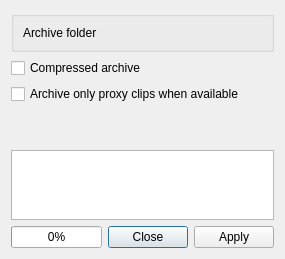
Qt form src/ui/archivewidget_ui.ui (KDE/kdenlive) before a commit.
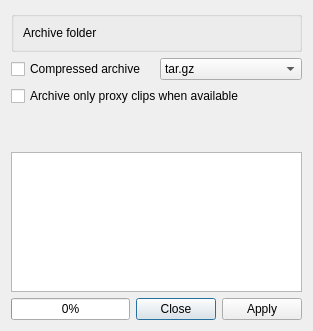
The same form after that commit. Custom widgets are drawn as their Qt base class.

Commit message: Project archiving: check after each file if archiving works, add option to use zip instead of tar.gz CCBUG: 421565

What changed in the file:
```diff
--- a/src/ui/archivewidget_ui.ui
+++ b/src/ui/archivewidget_ui.ui
@@ -6,8 +6,8 @@
    <rect>
     <x>0</x>
     <y>0</y>
-    <width>266</width>
-    <height>244</height>
+    <width>313</width>
+    <height>331</height>
    </rect>
   </property>
   <property name="windowTitle">
@@ -41,6 +41,8 @@
     </widget>
    </item>
    <item>
+    <layout class="QHBoxLayout" name="horizontalLayout_4">
+     <item>
     <widget class="QCheckBox" name="compressed_archive">
      <property name="text">
       <string>Compressed archive</string>
@@ -48,6 +50,22 @@
     </widget>
    </item>
    <item>
+      <widget class="QComboBox" name="compression_type">
+       <item>
+        <property name="text">
+         <string>tar.gz</string>
+        </property>
+       </item>
+       <item>
+        <property name="text">
+         <string>zip</string>
+        </property>
+       </item>
+      </widget>
+     </item>
+    </layout>
+   </item>
+   <item>
     <widget class="QCheckBox" name="proxy_only">
      <property name="text">
       <string>Archive only proxy clips when available</string>
@@ -129,7 +147,7 @@
  <customwidgets>
   <customwidget>
    <class>KUrlRequester</class>
-   <extends>QFrame</extends>
+   <extends>QWidget</extends>
    <header>kurlrequester.h</header>
   </customwidget>
  </customwidgets>
```
Left out of the diff: 1 changed line with no effect on the pictures. Lines whose indentation alone changed are shown as unchanged. The commit also changes 2 other files.
